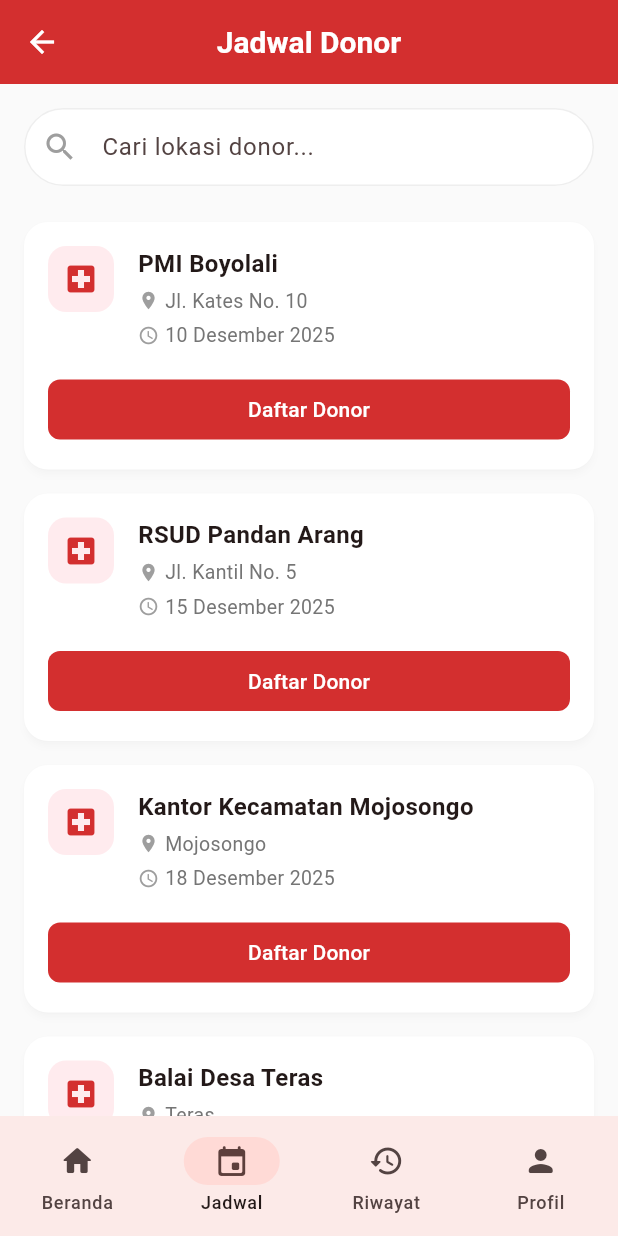
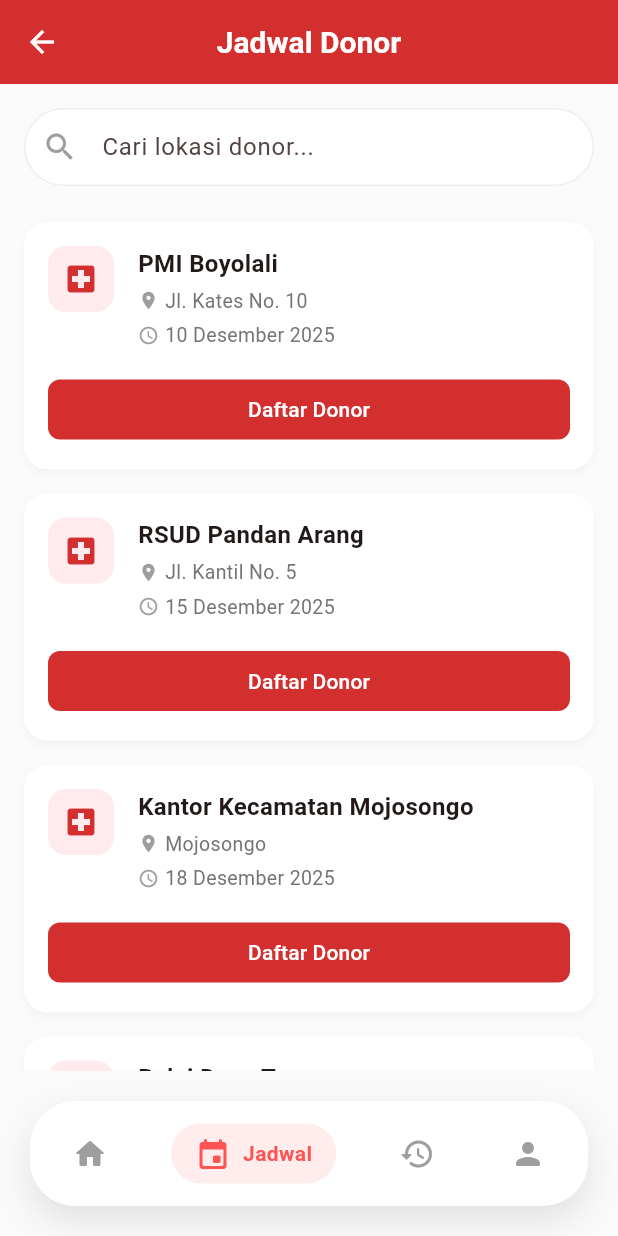
Before and after one commit to adittttttttt123/donor_darah, a Flutter app: the UserJadwalScreen screen opened by its route, on a phone screen of 412 x 824 dp. Run offline on Flutter 3.47's test engine with Material 3 defaults, Android fonts, the phone set to English and light mode, and no system bars; our stand-ins replace get, get_storage, image_picker, supabase_flutter; accounts and stored records are empty; Roboto replaces fonts that are missing (Poppins).

Commit message:
memperbaiki navbar user

```diff
--- a/lib/main.dart
+++ b/lib/main.dart
@@ -11,7 +11,9 @@
 import 'screens/settings/settings_page.dart';
 import 'screens/user/user_daftar_donor.dart';
 import 'screens/user/user_kartu_donor.dart';
+
 import 'screens/user/user_lokasi_unit.dart';
+import 'screens/user/user_daftar_sukses.dart';
 import 'screens/admin/login_admin_page.dart';
 import 'screens/admin/dashboard_admin_page.dart';
 import 'screens/admin/data_pendonor_page.dart';
@@ -61,6 +63,7 @@
         '/daftar_donor': (context) => const UserDaftarDonorScreen(),
         '/kartu_donor': (context) => const UserKartuDonorScreen(),
         '/lokasi_unit': (context) => const UserLokasiUnitScreen(),
+        '/daftar_sukses': (context) => const UserDaftarSuksesScreen(),
         '/admin_login': (context) => const LoginAdminPage(),
         '/admin/dashboard': (context) => const DashboardAdminPage(),
         '/admin/pendonor': (context) => const DataPendonorPage(),
--- a/lib/screens/user/user_jadwal.dart
+++ b/lib/screens/user/user_jadwal.dart
@@ -15,26 +15,31 @@
       "tempat": "PMI Boyolali",
       "tanggal": "10 Desember 2025",
       "alamat": "Jl. Kates No. 10",
+      "jam": "08:00 - 12:00",
     },
     {
       "tempat": "RSUD Pandan Arang",
       "tanggal": "15 Desember 2025",
       "alamat": "Jl. Kantil No. 5",
+      "jam": "09:00 - 13:00",
     },
     {
       "tempat": "Kantor Kecamatan Mojosongo",
       "tanggal": "18 Desember 2025",
       "alamat": "Mojosongo",
+      "jam": "08:30 - 11:30",
     },
     {
       "tempat": "Balai Desa Teras",
       "tanggal": "20 Desember 2025",
       "alamat": "Teras",
+      "jam": "09:00 - 14:00",
     },
     {
       "tempat": "RS Indriati Boyolali",
       "tanggal": "22 Desember 2025",
       "alamat": "Mojosongo",
+      "jam": "10:00 - 15:00",
     },
   ];
 
--- a/lib/screens/widgets/user_navbar.dart
+++ b/lib/screens/widgets/user_navbar.dart
@@ -13,21 +13,69 @@
       {'icon': Icons.person_rounded, 'label': 'Profil', 'route': '/profil'},
     ];
 
-    return NavigationBar(
-      selectedIndex: currentIndex,
-      onDestinationSelected: (index) {
-        if (index != currentIndex) {
-          Navigator.pushReplacementNamed(context, items[index]['route'] as String);
-        }
-      },
-      destinations: items
-          .map(
-            (e) => NavigationDestination(
-              icon: Icon(e['icon'] as IconData),
-              label: e['label'] as String,
+    return Container(
+      margin: const EdgeInsets.all(20),
+      padding: const EdgeInsets.symmetric(horizontal: 20, vertical: 15),
+      decoration: BoxDecoration(
+        color: Colors.white,
+        borderRadius: BorderRadius.circular(30),
+        boxShadow: [
+          BoxShadow(
+            color: Colors.black.withOpacity(0.1),
+            blurRadius: 20,
+            offset: const Offset(0, 10),
+          ),
+        ],
+      ),
+      child: Row(
+        mainAxisAlignment: MainAxisAlignment.spaceBetween,
+        children: List.generate(items.length, (index) {
+          final item = items[index];
+          final isSelected = currentIndex == index;
+          return GestureDetector(
+            onTap: () {
+              if (!isSelected) {
+                Navigator.pushReplacementNamed(
+                  context,
+                  item['route'] as String,
+                );
+              }
+            },
+            child: AnimatedContainer(
+              duration: const Duration(milliseconds: 300),
+              curve: Curves.easeInOut,
+              padding: isSelected
+                  ? const EdgeInsets.symmetric(horizontal: 16, vertical: 8)
+                  : const EdgeInsets.all(8),
+              decoration: BoxDecoration(
+                color: isSelected
+                    ? Colors.redAccent.withOpacity(0.1)
+                    : Colors.transparent,
+                borderRadius: BorderRadius.circular(20),
+              ),
+              child: Row(
+                children: [
+                  Icon(
+                    item['icon'] as IconData,
+                    color: isSelected ? Colors.redAccent : Colors.grey,
+                    size: 24,
+                  ),
+                  if (isSelected) ...[
+                    const SizedBox(width: 8),
+                    Text(
+                      item['label'] as String,
+                      style: const TextStyle(
+                        color: Colors.redAccent,
+                        fontWeight: FontWeight.bold,
+                      ),
+                    ),
+                  ],
+                ],
+              ),
             ),
-          )
-          .toList(),
+          );
+        }),
+      ),
     );
   }
 }
```
Also changed, not shown: lib/screens/user/user_daftar_donor.dart (+7 -25 lines), lib/screens/user/user_daftar_sukses.dart (added, +122 -0 lines), lib/screens/user/user_login.dart (+6 -4 lines), lib/screens/user/user_register.dart (+6 -4 lines), lib/widgets/loading_overlay.dart (added, +54 -0 lines).
